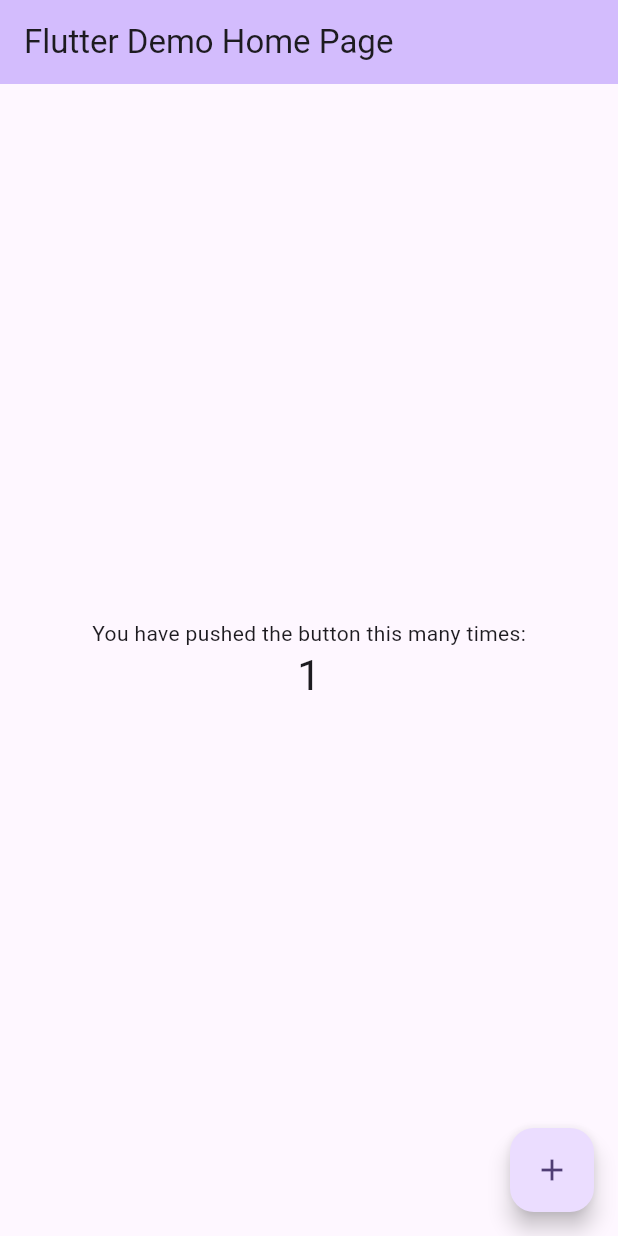
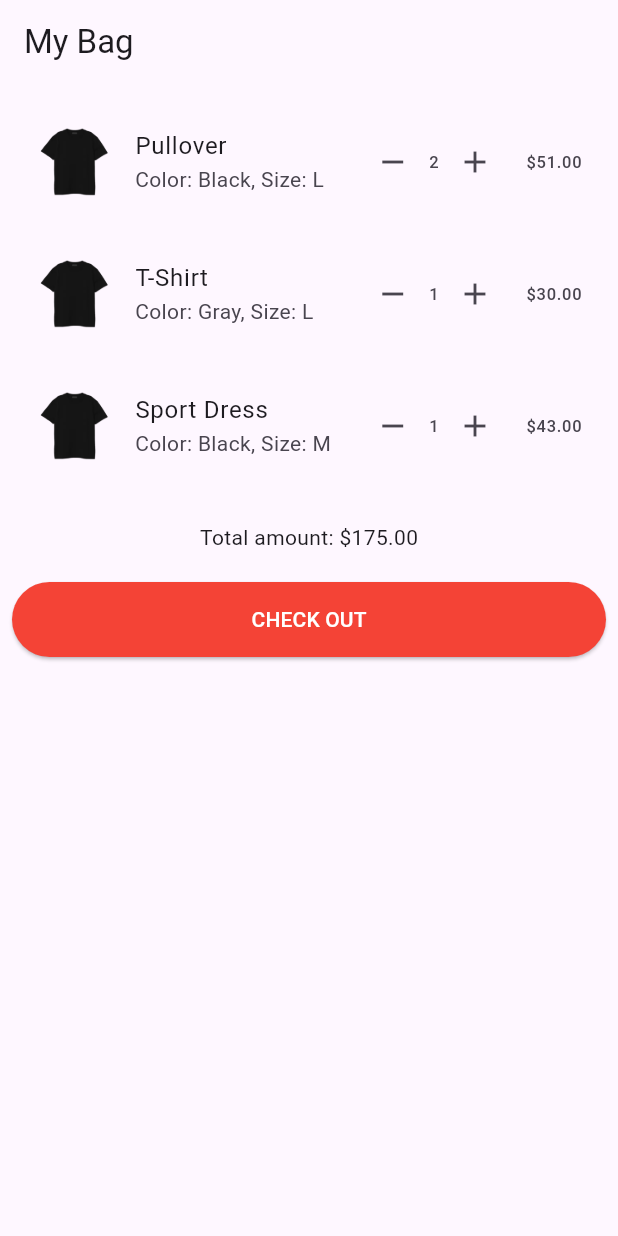
Before and after one commit to purnorabby/apps_experiment_ostad, a Flutter app: the screen it shows after launch, after a tap on the "add" icon, on a phone screen of 412 x 824 dp. Run offline on Flutter 3.47's test engine with Material 3 defaults, Android fonts, the phone set to English and light mode, and no system bars.

Commit message:
default apps

```diff
--- a/lib/main.dart
+++ b/lib/main.dart
@@ -1,125 +1,151 @@
 import 'package:flutter/material.dart';
 
-void main() {
-  runApp(const MyApp());
-}
+void main() => runApp(MyApp());
 
 class MyApp extends StatelessWidget {
-  const MyApp({super.key});
-
-  // This widget is the root of your application.
   @override
   Widget build(BuildContext context) {
     return MaterialApp(
-      title: 'Flutter Demo',
-      theme: ThemeData(
-        // This is the theme of your application.
-        //
-        // TRY THIS: Try running your application with "flutter run". You'll see
-        // the application has a purple toolbar. Then, without quitting the app,
-        // try changing the seedColor in the colorScheme below to Colors.green
-        // and then invoke "hot reload" (save your changes or press the "hot
-        // reload" button in a Flutter-supported IDE, or press "r" if you used
-        // the command line to start the app).
-        //
-        // Notice that the counter didn't reset back to zero; the application
-        // state is not lost during the reload. To reset the state, use hot
-        // restart instead.
-        //
-        // This works for code too, not just values: Most code changes can be
-        // tested with just a hot reload.
-        colorScheme: ColorScheme.fromSeed(seedColor: Colors.deepPurple),
-        useMaterial3: true,
-      ),
-      home: const MyHomePage(title: 'Flutter Demo Home Page'),
+      home: ShoppingCart(),
     );
   }
 }
 
-class MyHomePage extends StatefulWidget {
-  const MyHomePage({super.key, required this.title});
-
-  // This widget is the home page of your application. It is stateful, meaning
-  // that it has a State object (defined below) that contains fields that affect
-  // how it looks.
-
-  // This class is the configuration for the state. It holds the values (in this
-  // case the title) provided by the parent (in this case the App widget) and
-  // used by the build method of the State. Fields in a Widget subclass are
-  // always marked "final".
-
-  final String title;
-
+class ShoppingCart extends StatefulWidget {
   @override
-  State<MyHomePage> createState() => _MyHomePageState();
+  _ShoppingCartState createState() => _ShoppingCartState();
 }
 
-class _MyHomePageState extends State<MyHomePage> {
-  int _counter = 0;
+class _ShoppingCartState extends State<ShoppingCart> {
+  // Item quantities
+  int pulloverQuantity = 1;
+  int tshirtQuantity = 1;
+  int sportDressQuantity = 1;
 
-  void _incrementCounter() {
-    setState(() {
-      // This call to setState tells the Flutter framework that something has
-      // changed in this State, which causes it to rerun the build method below
-      // so that the display can reflect the updated values. If we changed
-      // _counter without calling setState(), then the build method would not be
-      // called again, and so nothing would appear to happen.
-      _counter++;
-    });
+  // Item prices
+  final double pulloverPrice = 51.0;
+  final double tshirtPrice = 30.0;
+  final double sportDressPrice = 43.0;
+
+  // Calculate total
+  double get totalAmount {
+    return (pulloverQuantity * pulloverPrice) +
+        (tshirtQuantity * tshirtPrice) +
+        (sportDressQuantity * sportDressPrice);
+  }
+
+  // Snackbar message on checkout
+  void _showCheckoutMessage() {
+    ScaffoldMessenger.of(context).showSnackBar(
+      const SnackBar(content: Text('Congratulations! You have checked out successfully.')),
+    );
   }
 
   @override
   Widget build(BuildContext context) {
-    // This method is rerun every time setState is called, for instance as done
-    // by the _incrementCounter method above.
-    //
-    // The Flutter framework has been optimized to make rerunning build methods
-    // fast, so that you can just rebuild anything that needs updating rather
-    // than having to individually change instances of widgets.
     return Scaffold(
       appBar: AppBar(
-        // TRY THIS: Try changing the color here to a specific color (to
-        // Colors.amber, perhaps?) and trigger a hot reload to see the AppBar
-        // change color while the other colors stay the same.
-        backgroundColor: Theme.of(context).colorScheme.inversePrimary,
-        // Here we take the value from the MyHomePage object that was created by
-        // the App.build method, and use it to set our appbar title.
-        title: Text(widget.title),
+        title: const Text('My Bag'),
       ),
-      body: Center(
-        // Center is a layout widget. It takes a single child and positions it
-        // in the middle of the parent.
-        child: Column(
-          // Column is also a layout widget. It takes a list of children and
-          // arranges them vertically. By default, it sizes itself to fit its
-          // children horizontally, and tries to be as tall as its parent.
-          //
-          // Column has various properties to control how it sizes itself and
-          // how it positions its children. Here we use mainAxisAlignment to
-          // center the children vertically; the main axis here is the vertical
-          // axis because Columns are vertical (the cross axis would be
-          // horizontal).
-          //
-          // TRY THIS: Invoke "debug painting" (choose the "Toggle Debug Paint"
-          // action in the IDE, or press "p" in the console), to see the
-          // wireframe for each widget.
-          mainAxisAlignment: MainAxisAlignment.center,
-          children: <Widget>[
-            const Text(
-              'You have pushed the button this many times:',
+      body: Padding(
+        padding: const EdgeInsets.all(8.0),
+        child: _build_product_sample(),
+      ),
+    );
+  }
+
+  Widget _build_product_sample() {
+    return Column(
+        children: [
+          buildCartItem(
+              'Pullover',
+              'Black',
+              'L',
+              pulloverPrice,
+              pulloverQuantity,
+              'assets/images/pullover.png', // Add image asset path here
+                  (newValue) {
+                setState(() {
+                  pulloverQuantity = newValue;
+                });
+              }
+          ),
+          buildCartItem(
+              'T-Shirt',
+              'Gray',
+              'L',
+              tshirtPrice,
+              tshirtQuantity,
+              'assets/images/tshirt.png', // Add image asset path here
+                  (newValue) {
+                setState(() {
+                  tshirtQuantity = newValue;
+                });
+              }
+          ),
+          buildCartItem(
+              'Sport Dress',
+              'Black',
+              'M',
+              sportDressPrice,
+              sportDressQuantity,
+              'assets/images/flutter_logo.png', // Add image asset path here
+                  (newValue) {
+                setState(() {
+                  sportDressQuantity = newValue;
+                });
+              }
+          ),
+          const SizedBox(height: 20),
+          Text('Total amount: \$${totalAmount.toStringAsFixed(2)}'),
+          const SizedBox(height: 20),
+          SizedBox(
+            width: 400,
+            height: 50,
+            child: ElevatedButton(
+              style: ElevatedButton.styleFrom(backgroundColor: Colors.red),
+              onPressed: _showCheckoutMessage,
+              child: const Text('CHECK OUT',style: TextStyle(color: Colors.white,)),
             ),
-            Text(
-              '$_counter',
-              style: Theme.of(context).textTheme.headlineMedium,
-            ),
-          ],
-        ),
+          )
+        ],
+      );
+  }
+
+  // Helper to build each cart item with ListTile
+  Widget buildCartItem(String name, String color, String size, double price, int quantity, String imagePath, Function(int) onChanged) {
+    return ListTile(
+      contentPadding: const EdgeInsets.symmetric(vertical: 8.0, horizontal: 16.0),
+      leading: Image.asset(
+        'assets/images/T-shirt.png',
+        width: 50, // Set the size for the logo
+        height: 50,
+        fit: BoxFit.cover, // Ensure the image covers the space properly
       ),
-      floatingActionButton: FloatingActionButton(
-        onPressed: _incrementCounter,
-        tooltip: 'Increment',
-        child: const Icon(Icons.add),
-      ), // This trailing comma makes auto-formatting nicer for build methods.
+      title: Text(name),
+      subtitle: Text('Color: $color, Size: $size'),
+      trailing: Row(
+        mainAxisSize: MainAxisSize.min,
+        children: [
+          IconButton(
+            onPressed: () {
+              if (quantity > 1) {
+                onChanged(quantity - 1);
+              }
+            },
+            icon: const Icon(Icons.remove),
+          ),
+          Text(quantity.toString()),
+          IconButton(
+            onPressed: () {
+              onChanged(quantity + 1);
+            },
+            icon: const Icon(Icons.add),
+          ),
+          const SizedBox(width: 10),
+          Text('\$${price.toStringAsFixed(2)}'),
+        ],
+      ),
     );
   }
 }
--- a/pubspec.yaml
+++ b/pubspec.yaml
@@ -59,9 +59,12 @@ flutter:
   uses-material-design: true
 
   # To add assets to your application, add an assets section, like this:
-  # assets:
+  assets:
+    - assets/images/T-shirt.png
+
   #   - images/a_dot_burr.jpeg
   #   - images/a_dot_ham.jpeg
+
 
   # An image asset can refer to one or more resolution-specific "variants", see
   # https://flutter.dev/assets-and-images/#resolution-aware
```
Also changed, not shown: assets/images/T-shirt.png (added).
